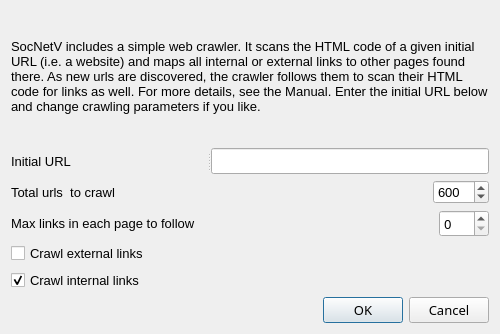
Qt form src/forms/webcrawlerdialog.ui (socnetv/app) before a commit.
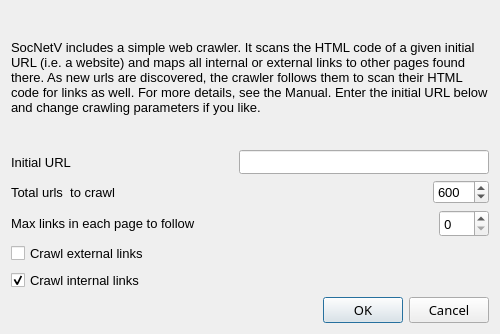
The same form after that commit.

Commit message: fixing broken webcrawler dialog in mac

Patch:
```diff
--- a/src/forms/webcrawlerdialog.ui
+++ b/src/forms/webcrawlerdialog.ui
@@ -36,25 +36,20 @@
   <property name="windowTitle">
    <string>Generate network from web links</string>
   </property>
-  <layout class="QVBoxLayout" name="verticalLayout">
-   <item>
-    <widget class="QLabel" name="description">
-     <property name="sizePolicy">
-      <sizepolicy hsizetype="MinimumExpanding" vsizetype="MinimumExpanding">
-       <horstretch>0</horstretch>
-       <verstretch>0</verstretch>
-      </sizepolicy>
-     </property>
-     <property name="minimumSize">
+  <layout class="QGridLayout" name="gridLayout">
+   <item row="0" column="0">
+    <widget class="QLabel" name="label_2">
+     <property name="maximumSize">
       <size>
-       <width>450</width>
-       <height>80</height>
+       <width>500</width>
+       <height>500</height>
       </size>
      </property>
-     <property name="font">
-      <font>
-       <pointsize>10</pointsize>
-      </font>
+     <property name="autoFillBackground">
+      <bool>false</bool>
+     </property>
+     <property name="frameShape">
+      <enum>QFrame::NoFrame</enum>
      </property>
      <property name="text">
       <string>&lt;html&gt;&lt;head/&gt;&lt;body&gt;&lt;p&gt;SocNetV includes a simple web crawler. It scans the HTML code of a given initial URL (i.e. a website) and maps all internal or external links to other pages found there. As new urls are discovered, the crawler follows them to scan their HTML code for links as well. For more details, see the Manual. &lt;/p&gt;&lt;p&gt;Enter the initial URL below and change crawling parameters if you like.&lt;/p&gt;&lt;/body&gt;&lt;/html&gt;</string>
@@ -67,17 +62,9 @@
      </property>
     </widget>
    </item>
+   <item row="1" column="0">
+    <layout class="QHBoxLayout" name="horizontalLayout_3">
    <item>
-    <widget class="QSplitter" name="splitter">
-     <property name="font">
-      <font>
-       <pointsize>11</pointsize>
-       <stylestrategy>PreferAntialias</stylestrategy>
-      </font>
-     </property>
-     <property name="orientation">
-      <enum>Qt::Horizontal</enum>
-     </property>
      <widget class="QLabel" name="label">
       <property name="minimumSize">
        <size>
@@ -94,6 +81,21 @@
        <string>Initial URL</string>
       </property>
      </widget>
+     </item>
+     <item>
+      <spacer name="horizontalSpacer_3">
+       <property name="orientation">
+        <enum>Qt::Horizontal</enum>
+       </property>
+       <property name="sizeHint" stdset="0">
+        <size>
+         <width>40</width>
+         <height>20</height>
+        </size>
+       </property>
+      </spacer>
+     </item>
+     <item>
      <widget class="QLineEdit" name="seedUrlEdit">
       <property name="sizePolicy">
        <sizepolicy hsizetype="Expanding" vsizetype="Fixed">
@@ -104,28 +106,29 @@
       <property name="minimumSize">
        <size>
         <width>250</width>
-        <height>26</height>
+         <height>22</height>
        </size>
       </property>
       <property name="maximumSize">
        <size>
         <width>400</width>
-        <height>32</height>
+         <height>24</height>
        </size>
       </property>
       <property name="toolTip">
        <string>&lt;html&gt;&lt;head/&gt;&lt;body&gt;&lt;p&gt;Enter the initial url/domain to start crawling from, i.e. http://www.iefimerida.gr  &lt;/p&gt;&lt;p&gt;You may omit http:// if you want. &lt;/p&gt;&lt;/body&gt;&lt;/html&gt;</string>
       </property>
      </widget>
-    </widget>
-   </item>
-   <item>
+     </item>
+    </layout>
+   </item>
+   <item row="2" column="0">
     <layout class="QHBoxLayout" name="horizontalLayout">
      <item>
       <widget class="QLabel" name="label_4">
        <property name="minimumSize">
         <size>
-         <width>230</width>
+         <width>100</width>
          <height>0</height>
         </size>
        </property>
@@ -196,7 +199,7 @@
      </item>
     </layout>
    </item>
-   <item>
+   <item row="3" column="0">
     <layout class="QHBoxLayout" name="horizontalLayout_2">
      <item>
       <widget class="QLabel" name="label_3">
@@ -274,7 +277,7 @@
      </item>
     </layout>
    </item>
-   <item>
+   <item row="4" column="0">
     <widget class="QCheckBox" name="extLinksCheckBox">
      <property name="minimumSize">
       <size>
@@ -307,7 +310,7 @@
      </property>
     </widget>
    </item>
-   <item>
+   <item row="5" column="0">
     <widget class="QCheckBox" name="intLinksCheckBox">
      <property name="font">
       <font>
@@ -331,7 +334,7 @@
      </property>
     </widget>
    </item>
-   <item>
+   <item row="6" column="0">
     <widget class="QDialogButtonBox" name="buttonBox">
      <property name="enabled">
       <bool>true</bool>
```
Lines whose indentation alone changed are shown as unchanged.
